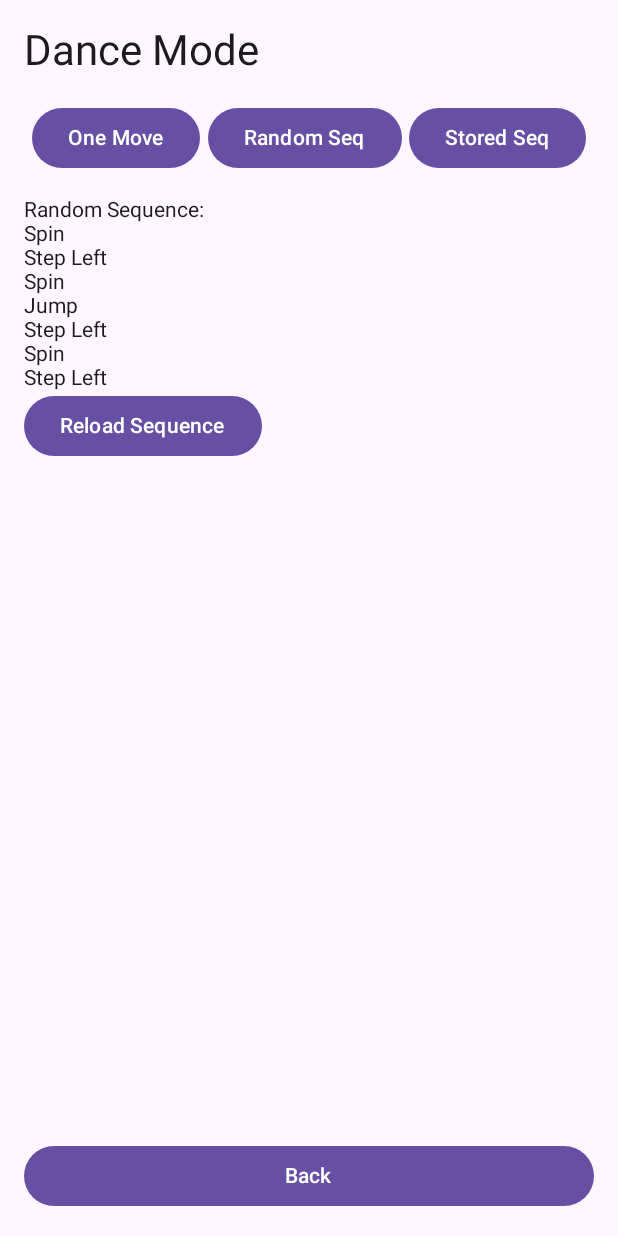
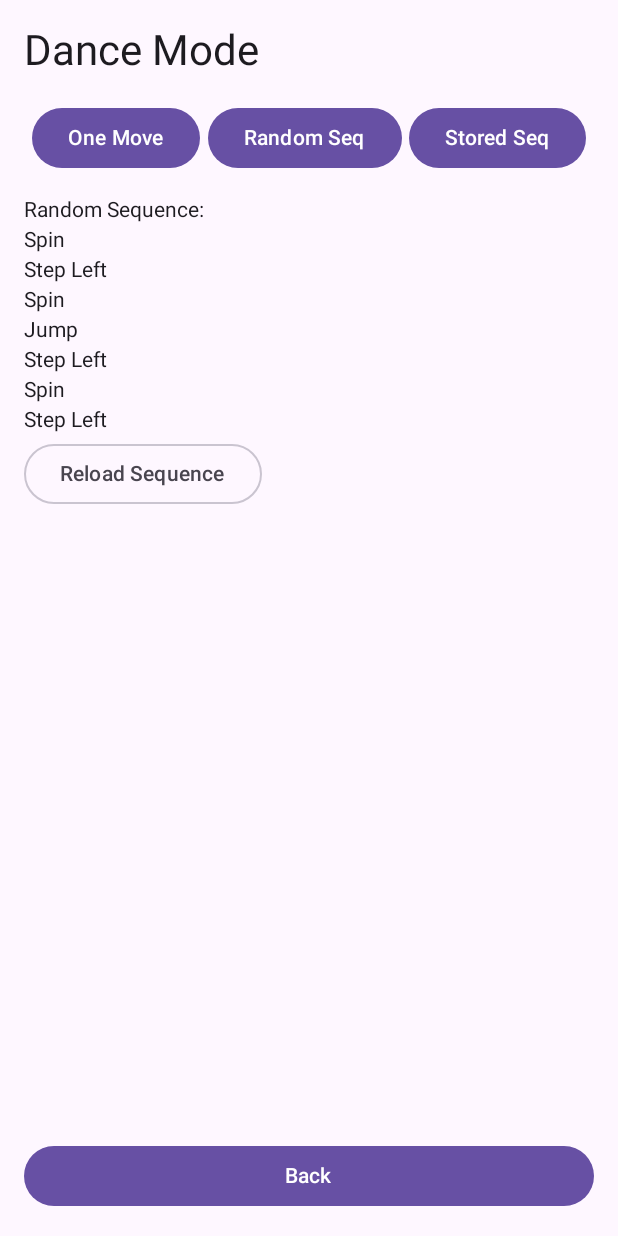
Before and after one commit to Pieniger/DanceTrainer, an Android app built with Jetpack Compose: the composable DanceScreen shown on its own in the app's theme, after a tap on "Random Seq", on a phone screen of 412 x 824 dp. Run offline under Robolectric (Android 15) with nearby library versions, the light colour scheme and no system bars; 1 other tap on this screen came first.

Commit message:
Update DanceScreen.kt

```diff
--- a/app/src/main/java/com/example/dancetrainer/ui/DanceScreen.kt
+++ b/app/src/main/java/com/example/dancetrainer/ui/DanceScreen.kt
@@ -5,7 +5,7 @@ import androidx.compose.material3.*
 import androidx.compose.runtime.*
 import androidx.compose.ui.Modifier
 import androidx.compose.ui.unit.dp
-import com.example.dancetrainer.data.*
+import com.example.dancetrainer.data.Move
 import com.example.dancetrainer.logic.DanceConductor
 
 @Composable
@@ -13,46 +13,66 @@ fun DanceScreen(onBack: () -> Unit) {
     var mode by remember { mutableStateOf("single") }
     val conductor = remember { DanceConductor() }
     var sequence by remember { mutableStateOf<List<Move>>(emptyList()) }
+    var current by remember { mutableStateOf<Move?>(null) }
 
     Column(modifier = Modifier.fillMaxSize().padding(16.dp)) {
         Text("Dance Mode", style = MaterialTheme.typography.headlineMedium)
         Spacer(modifier = Modifier.height(16.dp))
 
         Row(modifier = Modifier.fillMaxWidth(), horizontalArrangement = Arrangement.SpaceEvenly) {
-            Button(onClick = { mode = "single"; conductor.reset() }) { Text("One Move") }
-            Button(onClick = { mode = "random"; conductor.generateRandomSequence(); sequence = conductor.currentSequence }) { Text("Random Seq") }
-            Button(onClick = { mode = "stored"; conductor.pickStoredSequence(); sequence = conductor.currentSequence }) { Text("Stored Seq") }
+            Button(onClick = {
+                mode = "single"
+                conductor.reset()
+                current = conductor.nextSingleMove()
+            }) { Text("One Move") }
+
+            Button(onClick = {
+                mode = "random"
+                conductor.generateRandomSequence()
+                sequence = conductor.currentSequence
+            }) { Text("Random Seq") }
+
+            Button(onClick = {
+                mode = "stored"
+                conductor.pickStoredSequence()
+                sequence = conductor.currentSequence
+            }) { Text("Stored Seq") }
         }
 
         Spacer(modifier = Modifier.height(16.dp))
 
         when (mode) {
             "single" -> {
-                val move = conductor.nextSingleMove()
-                Text("Next Move: ${'$'}{move?.name ?: "None"}")
+                val name = current?.name ?: "None"
+                Text("Next Move: $name")
+                Spacer(Modifier.height(8.dp))
+                OutlinedButton(onClick = {
+                    current = conductor.nextSingleMove()
+                }) { Text("Next") }
             }
             "random" -> {
-                Column {
+                Column(verticalArrangement = Arrangement.spacedBy(4.dp)) {
                     Text("Random Sequence:")
                     sequence.forEach { Text(it.name) }
-                    Button(onClick = { conductor.generateRandomSequence(); sequence = conductor.currentSequence }) {
-                        Text("Reload Sequence")
-                    }
+                    OutlinedButton(onClick = {
+                        conductor.generateRandomSequence()
+                        sequence = conductor.currentSequence
+                    }) { Text("Reload Sequence") }
                 }
             }
             "stored" -> {
-                Column {
+                Column(verticalArrangement = Arrangement.spacedBy(4.dp)) {
                     Text("Stored Sequence:")
                     sequence.forEach { Text(it.name) }
-                    Button(onClick = { conductor.pickStoredSequence(); sequence = conductor.currentSequence }) {
-                        Text("Reload Stored Sequence")
-                    }
+                    OutlinedButton(onClick = {
+                        conductor.pickStoredSequence()
+                        sequence = conductor.currentSequence
+                    }) { Text("Reload Stored Sequence") }
                 }
             }
         }
 
         Spacer(modifier = Modifier.weight(1f))
-
         Button(onClick = onBack, modifier = Modifier.fillMaxWidth()) { Text("Back") }
     }
 }
```
